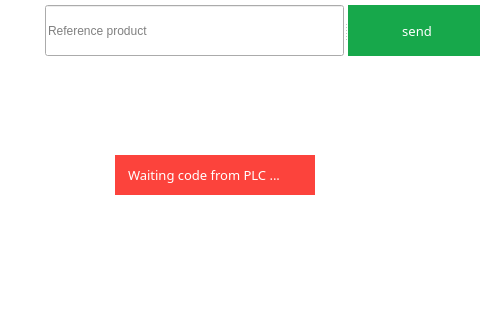
First picture: the form in ui/user.ui, repository HamzaMPSY/qt_app_mts, before the edit; both pictures show x 225 to 705 and y 255 to 575 of the 900 by 575 pixel window.
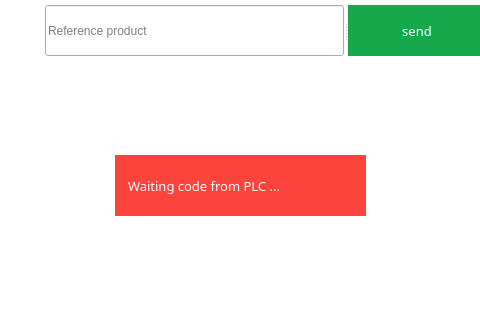
Second picture: the form after the edit. Icons and pictures are not drawn.

```diff
--- a/ui/user.ui
+++ b/ui/user.ui
@@ -85,8 +85,8 @@
      <rect>
       <x>340</x>
       <y>410</y>
-      <width>200</width>
-      <height>40</height>
+      <width>251</width>
+      <height>61</height>
      </rect>
     </property>
     <property name="text">
```
